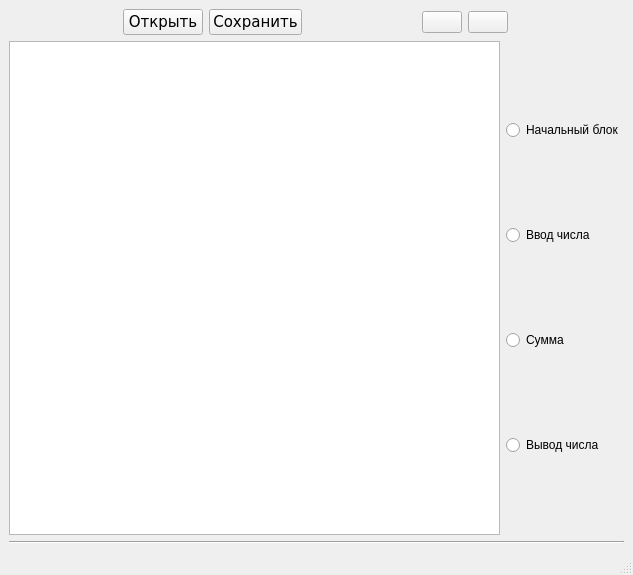
Old version of the form mainwindow.ui in the repository kera0106/visual_development_environment.
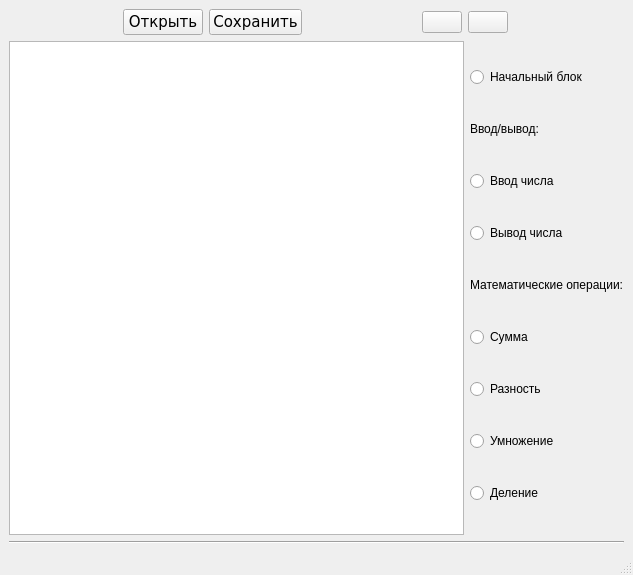
New version of the form. Icons and pictures are not drawn.

Commit message: add basic-operation mathematic block

Diff of the .ui file:
```diff
--- a/mainwindow.ui
+++ b/mainwindow.ui
@@ -141,7 +141,7 @@
        <widget class="QGraphicsView" name="canvas"/>
       </item>
       <item>
-       <layout class="QVBoxLayout" name="blockListView" stretch="1,1,1,1">
+       <layout class="QVBoxLayout" name="blockListView" stretch="1,0,1,0,0,1,0,0,0">
         <item>
          <widget class="QRadioButton" name="start">
           <property name="text">
@@ -149,6 +149,19 @@
           </property>
          </widget>
         </item>
+        <item>
+         <widget class="QLabel" name="label">
+          <property name="maximumSize">
+           <size>
+            <width>16777215</width>
+            <height>20</height>
+           </size>
+          </property>
+          <property name="text">
+           <string>Ввод/вывод:</string>
+          </property>
+         </widget>
+        </item>
         <item>
          <widget class="QRadioButton" name="input">
           <property name="text">
@@ -156,13 +169,6 @@
           </property>
          </widget>
         </item>
-        <item>
-         <widget class="QRadioButton" name="sum">
-          <property name="text">
-           <string>Сумма</string>
-          </property>
-         </widget>
-        </item>
         <item>
          <widget class="QRadioButton" name="output">
           <property name="text">
@@ -170,6 +176,47 @@
           </property>
          </widget>
         </item>
+        <item>
+         <widget class="QLabel" name="label_2">
+          <property name="maximumSize">
+           <size>
+            <width>16777215</width>
+            <height>20</height>
+           </size>
+          </property>
+          <property name="text">
+           <string>Математические операции:</string>
+          </property>
+         </widget>
+        </item>
+        <item>
+         <widget class="QRadioButton" name="sum">
+          <property name="text">
+           <string>Сумма</string>
+          </property>
+         </widget>
+        </item>
+        <item>
+         <widget class="QRadioButton" name="diff">
+          <property name="text">
+           <string>Разность</string>
+          </property>
+         </widget>
+        </item>
+        <item>
+         <widget class="QRadioButton" name="mult">
+          <property name="text">
+           <string>Умножение</string>
+          </property>
+         </widget>
+        </item>
+        <item>
+         <widget class="QRadioButton" name="divide">
+          <property name="text">
+           <string>Деление</string>
+          </property>
+         </widget>
+        </item>
        </layout>
       </item>
      </layout>
```
The commit also changes 9 other files.
